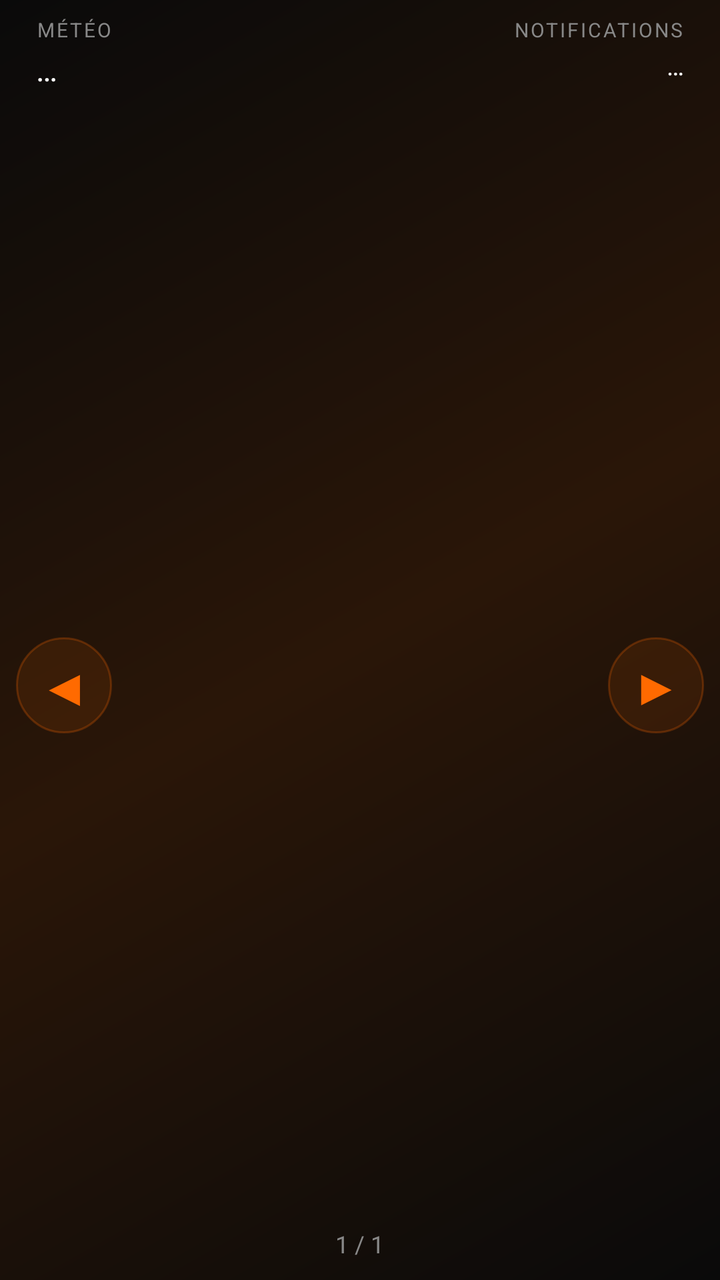
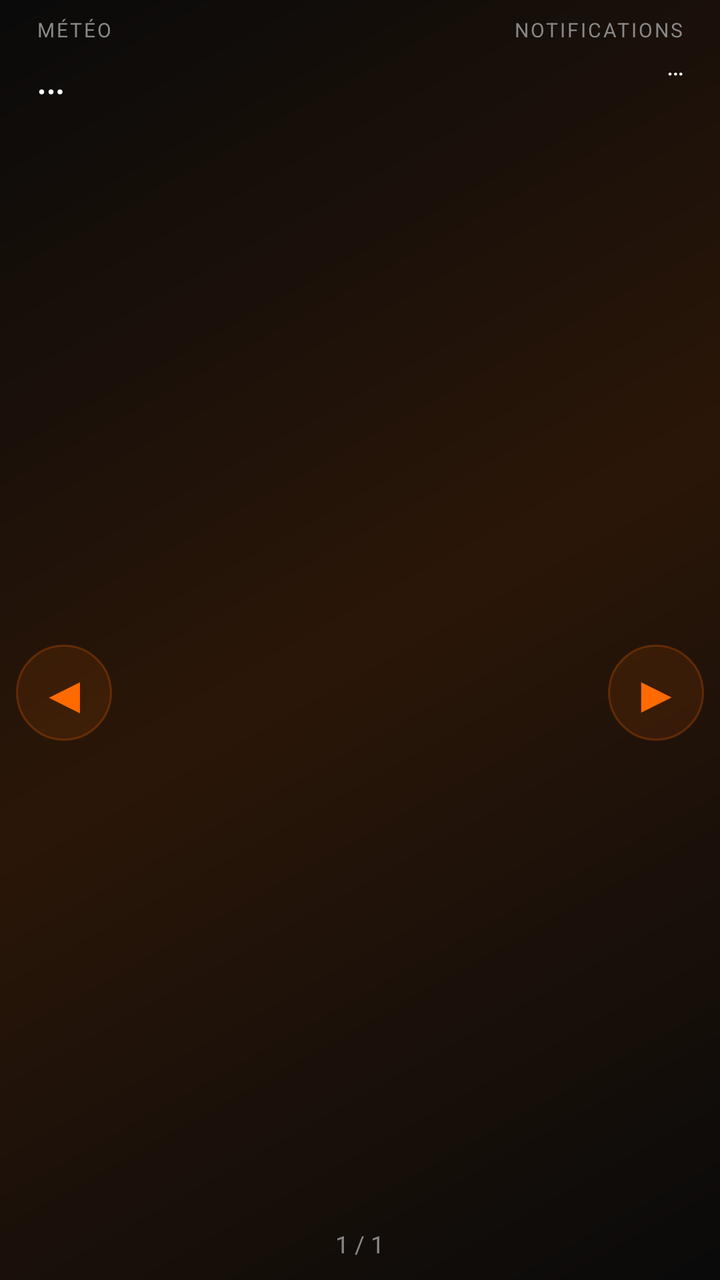

Compare the two renders of this Android layout. The source of the first and the diff that turns it into the second are given below.
<!-- AndroidManifest.xml: application theme Theme.LexOS -->
<!-- res/layout/page_favorites.xml -->
<?xml version="1.0" encoding="utf-8"?>
<LinearLayout xmlns:android="http://schemas.android.com/apk/res/android"
    android:layout_width="match_parent"
    android:layout_height="match_parent"
    android:orientation="vertical">

    
    <LinearLayout
        android:layout_width="match_parent"
        android:layout_height="wrap_content"
        android:orientation="horizontal"
        android:paddingStart="18dp"
        android:paddingEnd="18dp"
        android:paddingTop="8dp"
        android:baselineAligned="false">

        <LinearLayout
            android:layout_width="0dp"
            android:layout_height="wrap_content"
            android:layout_weight="1"
            android:orientation="vertical">

            <TextView
                android:layout_width="wrap_content"
                android:layout_height="wrap_content"
                android:text="MÉTÉO"
                android:textColor="@color/lexos_grey_dim"
                android:textSize="10sp"
                android:letterSpacing="0.1" />

            <TextView
                android:id="@+id/weatherText"
                android:layout_width="wrap_content"
                android:layout_height="wrap_content"
                android:layout_marginTop="2dp"
                android:text="…"
                android:textColor="@color/white"
                android:textSize="16sp" />
        </LinearLayout>

        <LinearLayout
            android:layout_width="0dp"
            android:layout_height="wrap_content"
            android:layout_weight="1"
            android:orientation="vertical"
            android:gravity="end">

            <TextView
                android:layout_width="wrap_content"
                android:layout_height="wrap_content"
                android:text="NOTIFICATIONS"
                android:textColor="@color/lexos_grey_dim"
                android:textSize="10sp"
                android:letterSpacing="0.1" />

            <TextView
                android:id="@+id/notifText"
                android:layout_width="wrap_content"
                android:layout_height="wrap_content"
                android:layout_marginTop="2dp"
                android:gravity="end"
                android:text="…"
                android:textColor="@color/white"
                android:textSize="13sp" />
        </LinearLayout>
    </LinearLayout>

    
    <FrameLayout
        android:layout_width="match_parent"
        android:layout_height="0dp"
        android:layout_weight="1">

        <androidx.viewpager2.widget.ViewPager2
            android:id="@+id/favPager"
            android:layout_width="match_parent"
            android:layout_height="match_parent" />

        <TextView
            android:id="@+id/favPrev"
            android:layout_width="48dp"
            android:layout_height="48dp"
            android:layout_gravity="start|center_vertical"
            android:layout_marginStart="8dp"
            android:gravity="center"
            android:text="◀"
            android:textColor="@color/lexos_orange"
            android:textSize="26sp"
            android:background="@drawable/dock_circle" />

        <TextView
            android:id="@+id/favNext"
            android:layout_width="48dp"
            android:layout_height="48dp"
            android:layout_gravity="end|center_vertical"
            android:layout_marginEnd="8dp"
            android:gravity="center"
            android:text="▶"
            android:textColor="@color/lexos_orange"
            android:textSize="26sp"
            android:background="@drawable/dock_circle" />

        <TextView
            android:id="@+id/favCounter"
            android:layout_width="wrap_content"
            android:layout_height="wrap_content"
            android:layout_gravity="bottom|center_horizontal"
            android:layout_marginBottom="10dp"
            android:text="1 / 1"
            android:textColor="@color/lexos_grey_dim"
            android:textSize="12sp" />
    </FrameLayout>
</LinearLayout>
<!-- resources referenced by this layout -->
<resources>
  <color name="lexos_grey_dim">#888888</color>
  <color name="lexos_orange">#FF6A00</color>
  <color name="white">#FFFFFF</color>
  <!-- drawable dock_circle (drawable) -->
  <?xml version="1.0" encoding="utf-8"?>
  <shape xmlns:android="http://schemas.android.com/apk/res/android"
      android:shape="oval">
      <solid android:color="#1AFF6A00" />
      <stroke android:width="1dp" android:color="#40FF6A00" />
  </shape>
  <style name="Theme.LexOS" parent="Theme.Material3.Dark.NoActionBar">
          <item name="android:windowBackground">@drawable/lexos_background</item>
          <item name="android:statusBarColor">@android:color/transparent</item>
          <item name="android:navigationBarColor">@android:color/transparent</item>
          <item name="android:windowLightStatusBar">false</item>
          <item name="colorPrimary">@color/lexos_orange</item>
          <item name="android:windowShowWallpaper">false</item>
      </style>
  <!-- drawable lexos_background (drawable) -->
  <?xml version="1.0" encoding="utf-8"?>
  <shape xmlns:android="http://schemas.android.com/apk/res/android"
      android:shape="rectangle">
      <gradient
          android:angle="135"
          android:startColor="@color/lexos_black"
          android:centerColor="@color/lexos_orange_dark"
          android:endColor="@color/lexos_black"
          android:type="linear" />
  </shape>
  <color name="lexos_black">#0A0A0A</color>
  <color name="lexos_orange_dark">#2A1608</color>
</resources>

<!-- the commit's change to res/layout/page_favorites.xml (unified diff, before → after) -->
@@ -35,7 +35,7 @@
                 android:layout_marginTop="2dp"
                 android:text="…"
                 android:textColor="@color/white"
-                android:textSize="16sp" />
+                android:textSize="22sp" />
         </LinearLayout>
 
         <LinearLayout
